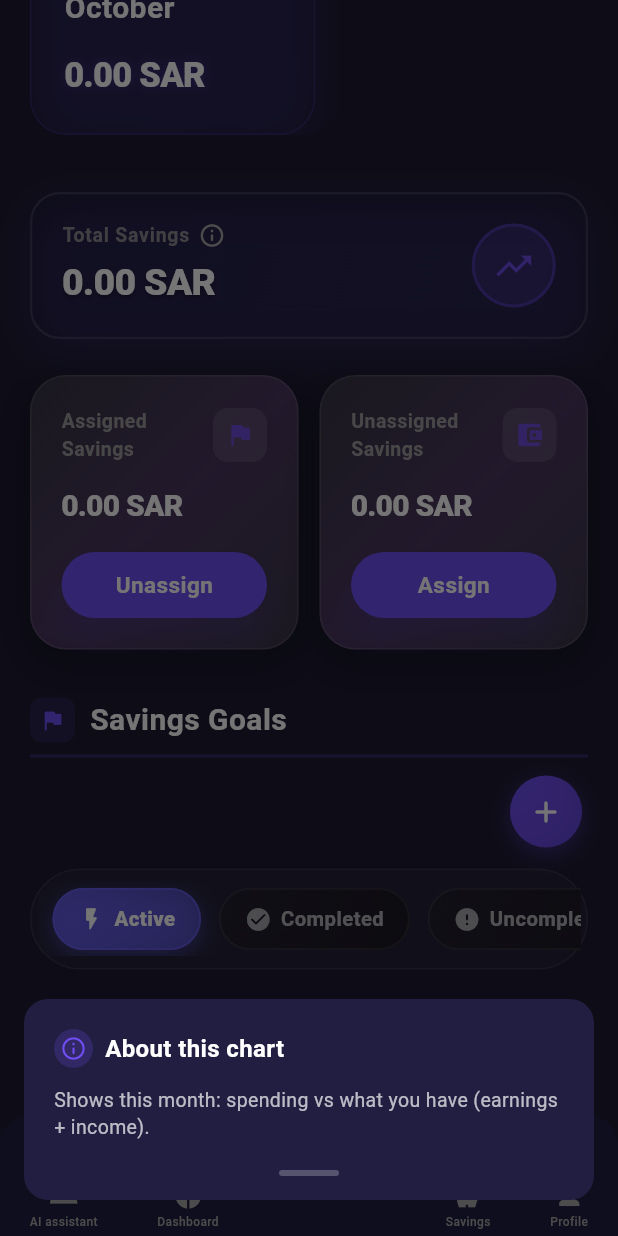
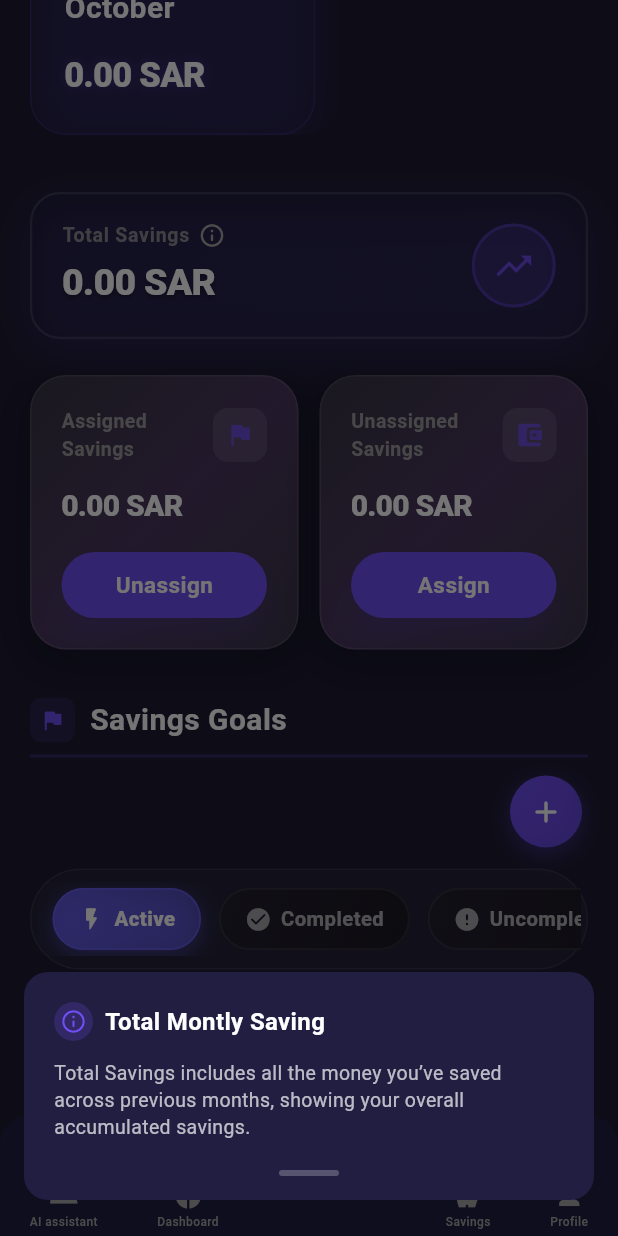
Before and after one commit to Nouraaabdullah/2025_GP1_9, a Flutter app: the SavingsPage screen opened by its route, scrolled down 246 dp, after a tap on the "info outline" icon, on a phone screen of 412 x 824 dp. Run offline on Flutter 3.47's test engine with Material 3 defaults, Android fonts, the phone set to English and light mode, and no system bars; our stand-ins replace font_awesome_flutter, supabase_flutter; accounts and stored records are empty; Roboto replaces fonts that are missing (Poppins).

Commit message:
update saving

```diff
--- a/lib/screens/Savings/create_goal_page.dart
+++ b/lib/screens/Savings/create_goal_page.dart
@@ -130,7 +130,7 @@ class _CreateGoalPageState extends State<CreateGoalPage> {
     } catch (e) {
       debugPrint('CreateGoal error: $e');
       ScaffoldMessenger.of(context).showSnackBar(
-        SnackBar(content: Text('Error creating goal: $e')),
+        SnackBar(content: Text('Cannot creating goal: $e')),
       );
       setState(() => _submitting = false);
     }
@@ -237,7 +237,7 @@ class _CreateGoalPageState extends State<CreateGoalPage> {
                           controller: _titleCtrl,
                           textInputAction: TextInputAction.next,
                           style: const TextStyle(color: Colors.black),
-                          decoration: _inputDecoration(hint: 'e.g., Buy a new phone'),
+                          decoration: _inputDecoration(hint: 'e.g., phone'),
                           onChanged: (_) => setState(() => _titleError = null),
                         ),
                       ),
--- a/lib/screens/Savings/edit_goal_page.dart
+++ b/lib/screens/Savings/edit_goal_page.dart
@@ -384,7 +384,7 @@ class _EditGoalPageState extends State<EditGoalPage> {
     );
   }
 
-  // Shared UI Helpers
+
   InputDecoration _inputDecoration() {
     return const InputDecoration(
       contentPadding: EdgeInsets.symmetric(horizontal: 16, vertical: 12),
--- a/lib/screens/Savings/savings_page.dart
+++ b/lib/screens/Savings/savings_page.dart
@@ -138,14 +138,14 @@ class _SavingsPageState extends State<SavingsPage> with WidgetsBindingObserver {
           .maybeSingle();
 
       if (currentRecord == null) {
-        debugPrint('⚠️ No Monthly_Financial_Record found for current month');
+        debugPrint(' No Monthly_Financial_Record found for current month');
         return;
       }
 
       final currentSaving = (currentRecord['monthly_saving'] ?? 0).toDouble();
       final currentLabel = '${now.year}-${now.month.toString().padLeft(2, '0')}';
 
-      debugPrint('✅ Refreshed current month saving from DB: $currentSaving');
+      debugPrint(' Refreshed current month saving from DB: $currentSaving');
 
       if (mounted) {
         setState(() {
@@ -153,7 +153,7 @@ class _SavingsPageState extends State<SavingsPage> with WidgetsBindingObserver {
         });
       }
     } catch (e) {
-      debugPrint('❌ Error refreshing current saving: $e');
+      debugPrint(' Error refreshing current saving: $e');
     }
   }
 
@@ -328,7 +328,7 @@ Future<void> _logCompletedGoalExpense(Goal goal) async {
             onPressed: () {
               if (selectedCategory != null) Navigator.pop(ctx, true);
             },
-            child: const Text('Confirm', style: TextStyle(color: Colors.white70)),
+            child: const Text('Confirm', style: TextStyle(color: Color.fromARGB(214, 255, 255, 255))),
           ),
         ],
       ),
@@ -336,11 +336,11 @@ Future<void> _logCompletedGoalExpense(Goal goal) async {
 
     if (confirm != true || selectedCategory == null) return;
 
-    // ✅ Step 1.5 — Check Category Limit Before Logging
+    // Check Category Limit Before Logging
     final now = DateTime.now();
     final monthStart = DateTime(now.year, now.month, 1);
 
-    // 1️⃣ Get current monthly record
+    //  Get current monthly record
     final mfr = await supabase
         .from('Monthly_Financial_Record')
         .select('record_id')
@@ -351,7 +351,7 @@ Future<void> _logCompletedGoalExpense(Goal goal) async {
     if (mfr != null) {
       final recordId = mfr['record_id'];
 
-      // 2️⃣ Get total spent in this category this month
+      //  Get total spent in this category this month
       final summary = await supabase
           .from('Category_Summary')
           .select('total_expense')
@@ -361,7 +361,7 @@ Future<void> _logCompletedGoalExpense(Goal goal) async {
 
       final double currentExpense = (summary?['total_expense'] ?? 0).toDouble();
 
-      // 3️⃣ Get the category’s monthly limit
+      //  Get the category’s monthly limit
       final cat = categories.firstWhere(
         (c) => c['category_id'] == selectedCategory,
         orElse: () => {},
@@ -370,7 +370,7 @@ Future<void> _logCompletedGoalExpense(Goal goal) async {
 
       final double newTotal = currentExpense + amount;
 
-      // 4️⃣ Compare with limit
+      //  Compare with limit
       if (limit > 0 && newTotal > limit) {
         await showDialog(
           context: context,
@@ -395,13 +395,12 @@ Future<void> _logCompletedGoalExpense(Goal goal) async {
             ],
           ),
         );
-        return; // ❌ Stop here
+        return;
       }
     }
 
-    // Step 2️⃣ — Start safe DB sequence
     try {
-      // 1. Insert expense transaction (this will work even with negative balance)
+      // Insert expense transaction
       await supabase.from('Transaction').insert({
         'profile_id': profileId,
         'category_id': selectedCategory,
@@ -410,7 +409,7 @@ Future<void> _logCompletedGoalExpense(Goal goal) async {
         'date': DateTime.now().toIso8601String(),
       });
   await UpdateCategorySummaryService.start(context);
-      // 2. Get current balance and deduct the amount (can go negative)
+      //  Get current balance and deduct the amount
       final user = await supabase
           .from('User_Profile')
           .select('current_balance')
@@ -425,31 +424,32 @@ Future<void> _logCompletedGoalExpense(Goal goal) async {
           .update({'current_balance': newBalance})
           .eq('profile_id', profileId);
 
-      // 3️⃣ Keep assigned amount as historical
+      // Keep assigned amount as historical
       await supabase
           .from('Goal')
           .update({'status': 'Achieved'})
           .eq('goal_id', goal.id);
 
-      // 4️⃣ Refresh savings and goals
+
       await _generateMonthlySavings();
       await _fetchGoals();
       _recalculateBalances();
 
-      // 5️⃣ Move to achieved tab
+      //  Move to achieved tab
+      if (!mounted) return;
       setState(() => _selected = GoalType.achieved);
 
       ScaffoldMessenger.of(context).showSnackBar(
         SnackBar(content: Text('Goal "${goal.title}" logged successfully as expense!')),
       );
     } catch (dbError) {
-      debugPrint('❌ Rolled back due to: $dbError');
+      debugPrint(' Rolled back due to: $dbError');
       ScaffoldMessenger.of(context).showSnackBar(
         SnackBar(content: Text('Error logging expense: $dbError')),
       );
     }
   } catch (e) {
-    debugPrint('❌ Unexpected error logging goal as expense: $e');
+    debugPrint(' Unexpected error logging goal as expense: $e');
     ScaffoldMessenger.of(context).showSnackBar(
       SnackBar(content: Text('Error logging expense: $e')),
     );
@@ -467,13 +467,13 @@ Future<void> _logCompletedGoalExpense(Goal goal) async {
                 .from('Goal')
                 .update({'status': 'Uncompleted'})
                 .eq('goal_id', goal.id);
-            debugPrint('⚠️ Goal "${goal.title}" marked as Uncompleted');
+            debugPrint(' Goal "${goal.title}" marked as Uncompleted');
           }
         }
       }
       await _fetchGoals();
     } catch (e) {
-      debugPrint('❌ Error marking expired goals: $e');
+      debugPrint('Error marking expired goals: $e');
     }
   }
 
@@ -496,7 +496,7 @@ Future<void> _fetchGoals() async {
 
     final data = response as List;
 
-    // 🕒 Give time for last insert (important after Unassign)
+
     await Future.delayed(const Duration(milliseconds: 250));
 
     final transferResponse = await supabase
@@ -506,7 +506,7 @@ Future<void> _fetchGoals() async {
           'goal_id',
           data.map((g) => g['goal_id']).whereType<String>().toList(),
         )
-        // ✅ process oldest → newest
+        // process oldest → newest
         .order('created_at', ascending: true);
 
     final Map<String, double> goalSaved = {};
@@ -560,14 +560,14 @@ Future<void> _fetchGoals() async {
       });
     }
 
-    // ✅ recalc after short pause to allow state to sync
+
     await Future.delayed(const Duration(milliseconds: 100));
     if (mounted) {
       _recalculateBalances();
       await _markExpiredGoalsAsUncompleted();
     }
 
-    debugPrint('✅ Goals fetched successfully: ${_goals.length}');
+    debugPrint('Goals fetched successfully: ${_goals.length}');
   } catch (e) {
     debugPrint('Error fetching goals: $e');
   }
@@ -608,24 +608,24 @@ Future<void> _fetchGoals() async {
 
 Future<void> _autoAdjustOverAssignedGoals() async {
   try {
-    // 1️⃣ Compute total assigned (only Active or Achieved goals)
+    //  Compute total assigned (only Active or Achieved goals)
     final activeGoals = _goals.where((g) => g.status != 'Archived').toList();
     final totalAssigned = activeGoals.fold<double>(0.0, (sum, g) => sum + g.savedAmount);
 
-    // 2️⃣ Check if correction is needed
+
     if (totalAssigned <= _totalSaving) return;
 
     final excess = totalAssigned - _totalSaving;
-    debugPrint('⚠️ Over-assigned detected. Need to deduct $excess SAR.');
-
-    // 3️⃣ Proportional deduction (weighted by savedAmount)
+    debugPrint(' Over-assigned detected. Need to deduct $excess SAR.');
+
+    //  Proportional deduction
     final ratioList = activeGoals.map((g) {
       final ratio = g.savedAmount / totalAssigned;
       final deduction = ratio * excess;
       return {'goal': g, 'deduct': deduction};
     }).toList();
 
-    // 4️⃣ Apply deductions safely (never below zero)
+    //  Apply deductions safely (never below zero)
     for (final item in ratioList) {
       final g = item['goal'] as Goal;
       final newAmount = (g.savedAmount - (item['deduct'] as double)).clamp(0.0, double.infinity);
@@ -635,7 +635,7 @@ final idx = _goals.indexWhere((x) => x.id == g.id);
 if (idx != -1) _goals[idx] = updatedGoal;
 
 
-      // Reflect change in Supabase (insert unassign record)
+
       await supabase.from('Goal_Transfer').insert({
         'goal_id': g.id,
         'amount': (item['deduct'] as double),
@@ -644,45 +644,39 @@ if (idx != -1) _goals[idx] = updatedGoal;
       });
     }
 
-    // 5️⃣ Refresh display
+
     await _fetchGoals();
     _recalculateBalances();
 
-    debugPrint('✅ Adjusted all over-assigned goals proportionally.');
+    debugPrint('Adjusted all over-assigned goals proportionally.');
   } catch (e) {
-    debugPrint('❌ Error in _autoAdjustOverAssignedGoals: $e');
+    debugPrint('Error in _autoAdjustOverAssignedGoals: $e');
   }
 }
 
 
 
 void _recalculateBalances() {
-  // 1️⃣ Compute total assigned from all goals (Active + Achieved)
+  //  Compute total assigned from all goals (Active + Achieved)
   final rawAssigned = _goals.fold(0.0, (sum, g) => sum + g.savedAmount);
 
-  // 2️⃣ Make sure total saving is never negative
+  //  Make sure total saving is never negative
   _totalSaving = _totalSaving.clamp(0.0, double.infinity);
 
-  // 3️⃣ If total < assigned, cap assigned to total
+  //  If total < assigned, cap assigned to total
   // (so that it never exceeds available savings)
   final effectiveAssigned = min(rawAssigned, _totalSaving);
 
-  // 4️⃣ Unassigned = whatever remains, never negative
+  //  Unassigned = whatever remains, never negative
   final unassigned = (_totalSaving - effectiveAssigned).clamp(0.0, double.infinity);
 
-  // 5️⃣ Update state (cache adjusted assigned + set unassigned)
+
+  if (!mounted) return;
   setState(() {
     _assignedBalanceCached = effectiveAssigned;
     _unassignedBalance = unassigned;
   });
 
-  // 6️⃣ Optional debug check
-  debugPrint(
-    '🧮 Balances recalculated → '
-    'Total: $_totalSaving | Assigned: $_assignedBalanceCached | '
-    'Unassigned: $_unassignedBalance | '
-    'Sum: ${_assignedBalanceCached + _unassignedBalance}',
-  );
 }
 
 
@@ -693,8 +687,9 @@ Future<void> _generateMonthlySavings() async {
 
     final now = DateTime.now();
     final monthStart = DateTime(now.year, now.month, 1);
-
-    // 🧾 Fetch all past monthly records (previous months only)
+    final nextMonth = DateTime(now.year, now.month + 1, 1);
+
+    // Fetch all past monthly records (previous months only)
     final monthlyRecords = await supabase
         .from('Monthly_Financial_Record')
         .select('period_start, monthly_saving')
@@ -710,98 +705,41 @@ Future<void> _generateMonthlySavings() async {
       final saving = (record['monthly_saving'] ?? 0).toDouble();
       monthMap[label] = saving;
 
-      // ✅ Only include months before current one
+      // Only include months before current one
       if (start.isBefore(monthStart)) {
         totalSaving += saving;
       }
     }
 
-    // 🧮 Compute current month dynamic saving
-    double currentFixedIncome = 0;
-    double currentFixedExpense = 0;
-    double currentDynamicIncome = 0;
-    double currentDynamicExpense = 0;
-
-    // 💰 Fixed Income (check PAYDAY only)
-    final fixedIncomes = await supabase
-        .from('Fixed_Income')
-        .select('monthly_income, payday')
-        .eq('profile_id', profileId);
-
-    for (final fi in (fixedIncomes as List? ?? [])) {
-      final payday = (fi['payday'] ?? 1).toInt();
-
-      // ✅ Count income only if payday has occurred in current month
-      if (now.day >= payday) {
-        currentFixedIncome += (fi['monthly_income'] ?? 0).toDouble();
-        debugPrint('💰 Fixed Income added: ${fi['monthly_income']} (Payday: $payday, Current Day: ${now.day})');
-      } else {
-        debugPrint('⏳ Fixed Income pending: ${fi['monthly_income']} (Payday: $payday, Current Day: ${now.day})');
-      }
+    //  Retrieve current month's saving directly from DB
+    final currentRecord = await supabase
+        .from('Monthly_Financial_Record')
+        .select('monthly_saving')
+        .eq('profile_id', profileId)
+        .gte('period_start', monthStart.toIso8601String())
+        .lt('period_end', nextMonth.toIso8601String())
+        .maybeSingle();
+
+    double currentMonthSaving = 0.0;
+    if (currentRecord != null) {
+      currentMonthSaving = (currentRecord['monthly_saving'] ?? 0).toDouble();
+      debugPrint('Using existing Monthly_Financial_Record value: $currentMonthSaving');
+    } else {
+      debugPrint(' No Monthly_Financial_Record found for current month — setting 0.');
     }
 
-    // 💸 Fixed Expense (check DUE DATE only)
-    final fixedExpenses = await supabase
-        .from('Fixed_Expense')
-        .select('amount, due_date')
-        .eq('profile_id', profileId);
-
-    for (final fe in (fixedExpenses as List? ?? [])) {
-      final dueDate = (fe['due_date'] ?? 1).toInt();
-
-      // ✅ Count expense only if due date has occurred in current month
-      if (now.day >= dueDate) {
-        currentFixedExpense += (fe['amount'] ?? 0).toDouble();
-        debugPrint('💸 Fixed Expense added: ${fe['amount']} (Due Date: $dueDate, Current Day: ${now.day})');
-      } else {
-        debugPrint('⏳ Fixed Expense pending: ${fe['amount']} (Due Date: $dueDate, Current Day: ${now.day})');
-      }
-    }
-
-    // 📊 Transaction (Earning/Income/Expense) for current month
-    final transactions = await supabase
-        .from('Transaction')
-        .select('amount, type, date')
-        .eq('profile_id', profileId);
-
-    for (final tx in (transactions as List? ?? [])) {
-      final date = DateTime.tryParse(tx['date'] ?? '');
-      if (date == null) continue;
-      if (date.year == now.year && date.month == now.month) {
-        final type = (tx['type'] ?? '').toString().toLowerCase();
-        if (type == 'earning' || type == 'income') {
-          currentDynamicIncome += (tx['amount'] ?? 0).toDouble();
-        } else if (type == 'expense') {
-          currentDynamicExpense += (tx['amount'] ?? 0).toDouble();
-        }
-      }
-    }
-
-    // 🧾 Compute current month total saving
-    final currentMonthSaving =
-        (currentFixedIncome + currentDynamicIncome) -
-        (currentFixedExpense + currentDynamicExpense);
-
-    final currentLabel =
-        '${now.year}-${now.month.toString().padLeft(2, '0')}';
+    // Store current month saving in the chart map
+    final currentLabel = '${now.year}-${now.month.toString().padLeft(2, '0')}';
     monthMap[currentLabel] = currentMonthSaving;
 
-    // 🔄 Reverse order so current month is on the LEFT
+    // Reverse order so current month is on the LEFT
     final reversedMonthMap = Map.fromEntries(
       monthMap.entries.toList().reversed,
     );
 
-    debugPrint('📊 Fixed Income: $currentFixedIncome');
-    debugPrint('📉 Fixed Expense: $currentFixedExpense');
-    debugPrint('💰 Transaction Income: $currentDynamicIncome');
-    debugPrint('💸 Transaction Expense: $currentDynamicExpense');
-    debugPrint('🟣 Current Month Saving: $currentMonthSaving');
-    debugPrint('🟢 Total Saving (previous only): $totalSaving');
-
     if (!mounted) return;
     setState(() {
       _totalSaving = totalSaving < 0 ? 0 : totalSaving;
-
       _monthlySavings
         ..clear()
         ..addAll(reversedMonthMap);
@@ -811,13 +749,13 @@ Future<void> _generateMonthlySavings() async {
     if (mounted) {
       _recalculateBalances();
       await _autoAdjustOverAssignedGoals();
-      // Refresh current month from DB after generating monthly savings
       await _refreshCurrentSavingFromRecord();
     }
   } catch (e) {
-    debugPrint('❌ Error in _generateMonthlySavings: $e');
+    debugPrint('Error in _generateMonthlySavings: $e');
   }
 }
+
 
   GoalType _statusToType(dynamic status) {
     if (status == null) return GoalType.active;
@@ -1046,7 +984,7 @@ Widget build(BuildContext context) {
                                         ),
                                         const SizedBox(width: 8),
                                         const Text(
-                                          'About this chart',
+                                          'Total Montly Saving',
                                           style: TextStyle(
                                             color: Colors.white,
                                             fontWeight: FontWeight.w600,
@@ -1059,7 +997,7 @@ Widget build(BuildContext context) {
 
                                     // Description
                                     const Text(
-                                      'Shows this month: spending vs what you have (earnings + income).',
+                                      'Total Savings includes all the money you’ve saved across previous months, showing your overall accumulated savings.',
                                       style: TextStyle(
                                         color: Colors.white70,
                                         height: 1.4,
@@ -1246,7 +1184,7 @@ Widget build(BuildContext context) {
   );
 }
 void _openAssignSheet() {
-  // 🧮 1️⃣ Check if there's any unassigned balance
+  //  Check if there's any unassigned balance
   if ((_unassignedBalance ?? 0) <= 0) {
     showDialog(
       context: context,
@@ -1270,10 +1208,10 @@ void _openAssignSheet() {
         ],
       ),
     );
-    return; // 🔚 Stop here — no funds to assign
-  }
-
-  // 🧩 2️⃣ Check if there are any active goals
+    return;
+  }
+
+  //  Check if there are any active goals
   final availableGoals = _goals
       .where((g) => g.type == GoalType.active && g.remaining > 0)
       .toList();
@@ -1296,7 +1234,7 @@ void _openAssignSheet() {
         actions: [
           TextButton(
             onPressed: () => Navigator.pop(ctx),
-            child: const Text('Cancel', style: TextStyle(color: Colors.white70)),
+            child: const Text('Cancel', style: TextStyle(color: Color.fromARGB(255, 255, 255, 255))),
           ),
           ElevatedButton(
             style: ElevatedButton.styleFrom(
@@ -1317,10 +1255,10 @@ void _openAssignSheet() {
         ],
       ),
     );
-    return; // 🔚 Stop here — no goals to assign to
-  }
-
-  // ✅ 3️⃣ Open normal assign sheet
+    return;
+  }
+
+  // Open  assign sheet
   showModalBottomSheet(
     context: context,
     isScrollControlled: true,
@@ -1329,10 +1267,10 @@ void _openAssignSheet() {
       goals: availableGoals,
       unassignedBalance: _unassignedBalance,
      onAssign: (goal, amount) async {
-      // ✅ Immediately close the sheet to prevent double tap
+      //  Immediately close the sheet to prevent double tap
       Navigator.pop(context);
 
-      // ✅ Show loading feedback right away
+      //  Show loading feedback right away
       ScaffoldMessenger.of(context).showSnackBar(
         SnackBar(
           duration: const Duration(seconds: 1),
@@ -1362,7 +1300,7 @@ void _openAssignSheet() {
         await _fetchGoals();
         await _generateMonthlySavings();
 
-        // ✅ Replace the loading snackbar with success message
+
         if (mounted) {
           ScaffoldMessenger.of(context)
             ..hideCurrentSnackBar()
@@ -1370,14 +1308,14 @@ void _openAssignSheet() {
               SnackBar(
                 backgroundColor: Colors.green.shade700,
                 content: Text(
-                  '✅ Assigned ${_fmt(amount)} SAR to ${goal.title}',
+                  ' Assigned ${_fmt(amount)} SAR to ${goal.title}',
                   style: const TextStyle(fontWeight: FontWeight.w600),
                 ),
               ),
             );
         }
       } catch (e) {
-        debugPrint('❌ Error assigning: $e');
+        debugPrint('Error assigning: $e');
         if (mounted) {
           ScaffoldMessenger.of(context)
             ..hideCurrentSnackBar()
@@ -1547,7 +1485,7 @@ void _openAssignSheet() {
           'direction': 'Unassign',
           'created_at': DateTime.now().toIso8601String(),
         });
-        debugPrint('💸 Returned $assignedAmount SAR to unassigned balance');
+        debugPrint(' Returned $assignedAmount SAR to unassigned balance');
       }
       await supabase.from('Goal').delete().eq('goal_id', goal.id);
       await _fetchGoals();
@@ -1887,18 +1825,18 @@ class _GoalTile extends StatelessWidget {
     final Color accentColor = isCompleted
         ? const Color.fromARGB(255, 30, 163, 57)
         : isUncompleted
-            ? const Color(0xFFEF4444) // Red
+            ? const Color(0xFFEF4444)
             : isAchieved
-                ? const Color(0xFFFBBF24) // Gold accent
-                : const Color(0xFF8B5CF6); // Purple (matches page accent)
+                ? const Color(0xFFFBBF24)
+                : const Color(0xFF8B5CF6);
 
     final Color bgColor = isCompleted
-        ? const Color(0xFF064E3B).withValues(alpha:0.15) // Dark emerald tint
+        ? const Color(0xFF064E3B).withValues(alpha:0.15)
         : isUncompleted
-            ? const Color(0xFF7F1D1D).withValues(alpha:0.15) // Dark red tint
+            ? const Color(0xFF7F1D1D).withValues(alpha:0.15)
             : isAchieved
-                ? const Color(0xFF78350F).withValues(alpha:0.15) // Dark gold tint
-                : const Color(0xFF4C1D95).withValues(alpha:0.15); // Dark purple tint
+                ? const Color(0xFF78350F).withValues(alpha:0.15)
+                : const Color(0xFF4C1D95).withValues(alpha:0.15);
 
     final parent = context.findAncestorStateOfType<_SavingsPageState>();
 
@@ -1906,7 +1844,7 @@ class _GoalTile extends StatelessWidget {
     final Widget statusChip;
     if (isActive) {
       statusChip = Container(
-        padding: const EdgeInsets.symmetric(horizontal: 16, vertical: 6), // Increased padding for readability
+        padding: const EdgeInsets.symmetric(horizontal: 16, vertical: 6),
         decoration: BoxDecoration(
           gradient: LinearGradient(
             colors: [accentColor.withValues(alpha:0.25), accentColor.withValues(alpha:0.15)],
@@ -2011,7 +1949,7 @@ class _GoalTile extends StatelessWidget {
         if (parent.mounted) {
           ScaffoldMessenger.of(context).showSnackBar(
             const SnackBar(
-              content: Text('✅ Goal updated & balances refreshed'),
+              content: Text('Goal updated & balances refreshed'),
               duration: Duration(seconds: 2),
             ),
           );
@@ -2059,7 +1997,7 @@ class _GoalTile extends StatelessWidget {
         borderRadius: BorderRadius.circular(24),
         child: Stack(
           children: [
-            // Subtle gradient overlay
+
             Positioned(
               top: 0,
               left: 0,
@@ -2135,7 +2073,7 @@ class _GoalTile extends StatelessWidget {
                             const SizedBox(width: 8),
                             _EnhancedIconButton(
                               icon: Icons.delete_outline_rounded,
-                              color: const Color(0xFFDC2626), // Softer red for delete
+                              color: const Color(0xFFDC2626),
                               onTap: _askDelete,
                             ),
                             const SizedBox(width: 12),
```
Also changed, not shown: lib/main.dart (+6 -6 lines), lib/screens/category_summary_service.dart (+16 -16 lines), lib/screens/update_monthly_record_service.dart (+20 -12 lines).
